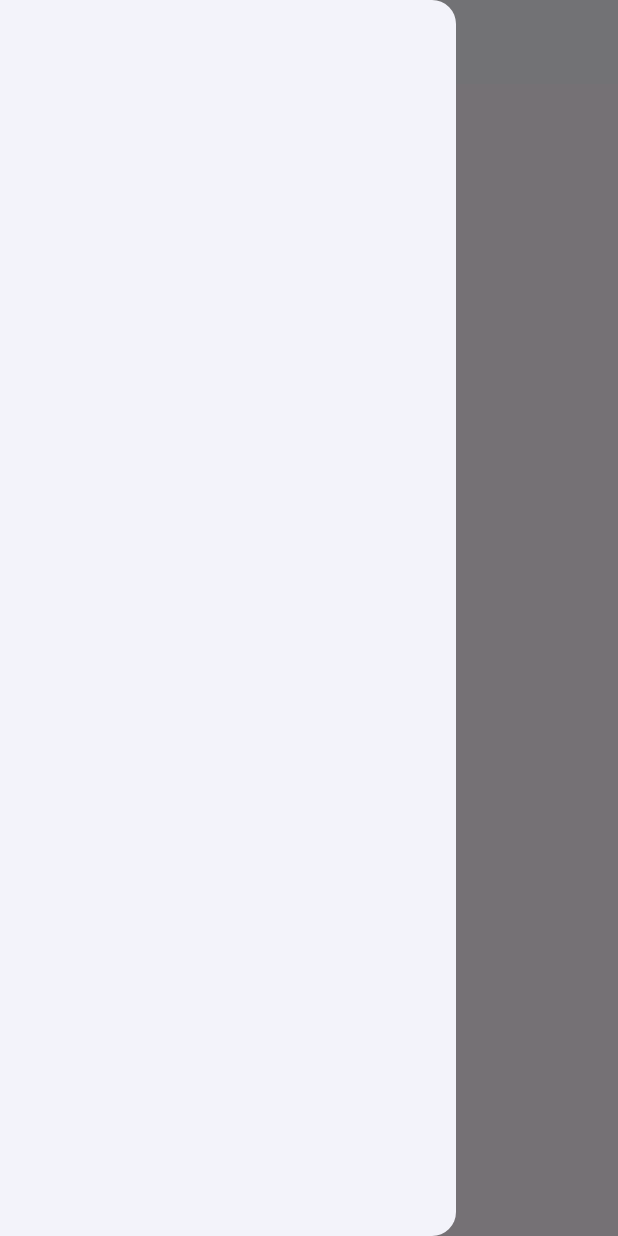
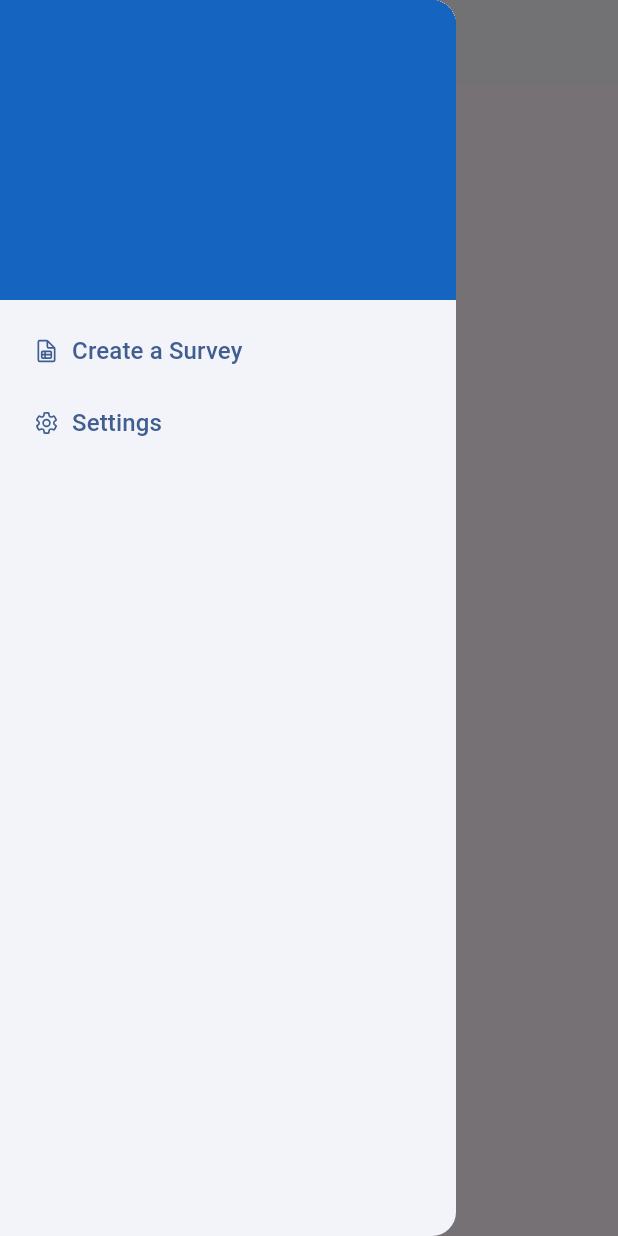
Before and after one commit to IsmailHosenIsmailJames/hr_platform, a Flutter app: the HomePage screen opened directly with empty values, with the side drawer open, on a phone screen of 412 x 824 dp. Run offline on Flutter 3.47's test engine with Material 3 defaults, Android fonts, the phone set to English and light mode, and no system bars; our stand-ins replace cloud_firestore, email_validator, file_picker, firebase_auth, firebase_core, firebase_storage and 6 more; missing offline and left inert: clipboard, fast_cached_network_image; accounts and stored records are empty.

Commit message:
some new pages added

```diff
--- a/lib/src/screens/add_new_files/add_new_file.dart
+++ b/lib/src/screens/add_new_files/add_new_file.dart
@@ -66,7 +66,6 @@ class _AddNewFileState extends State<AddNewFile> {
 
   @override
   Widget build(BuildContext context) {
-    print(widget.path);
     return Scaffold(
       appBar: AppBar(
         titleSpacing: 0,
--- a/lib/src/screens/add_new_folder/add_new_folder.dart
+++ b/lib/src/screens/add_new_folder/add_new_folder.dart
@@ -48,8 +48,6 @@ class _AddNewFolderState extends State<AddNewFolder> {
 
   @override
   Widget build(BuildContext context) {
-    print(widget.path);
-
     return Scaffold(
       appBar: AppBar(
         titleSpacing: 0,
--- /dev/null
+++ b/lib/src/screens/home/drawer/drawer.dart
@@ -0,0 +1,74 @@
+import 'package:fluentui_system_icons/fluentui_system_icons.dart';
+import 'package:flutter/material.dart';
+import 'package:hr_platform/src/screens/home/settings/settings.dart';
+import 'package:hr_platform/src/screens/survey/survey.dart';
+
+class MyDrawer extends StatelessWidget {
+  const MyDrawer({super.key});
+
+  @override
+  Widget build(BuildContext context) {
+    return Drawer(
+      child: Column(
+        children: [
+          Container(
+            height: 200,
+            width: double.infinity,
+            color: Colors.blue.shade800,
+          ),
+          Expanded(
+            child: ListView(
+              padding: const EdgeInsets.all(10),
+              children: [
+                TextButton.icon(
+                  onPressed: () {
+                    Navigator.push(
+                      context,
+                      MaterialPageRoute(
+                        builder: (context) {
+                          return const Survey();
+                        },
+                      ),
+                    );
+                  },
+                  label: const Row(
+                    mainAxisAlignment: MainAxisAlignment.start,
+                    children: [
+                      Text(
+                        "Create a Survey",
+                        style: TextStyle(fontSize: 16),
+                      ),
+                    ],
+                  ),
+                  icon: const Icon(FluentIcons.document_table_24_regular),
+                ),
+                TextButton.icon(
+                  onPressed: () {
+                    Navigator.push(
+                      context,
+                      MaterialPageRoute(
+                        builder: (context) {
+                          return const Settings();
+                        },
+                      ),
+                    );
+                  },
+                  label: const Row(
+                    mainAxisAlignment: MainAxisAlignment.start,
+                    children: [
+                      Text(
+                        "Settings",
+                        style: TextStyle(fontSize: 16),
+                      ),
+                    ],
+                  ),
+                  icon: const Icon(FluentIcons.settings_24_regular),
+                )
+              ],
+            ),
+          ),
+        ],
+      ),
+    );
+  }
+}
--- a/lib/src/screens/home/home_page.dart
+++ b/lib/src/screens/home/home_page.dart
@@ -16,6 +16,7 @@ import 'package:hr_platform/src/models/files_model.dart';
 import 'package:hr_platform/src/models/folders_model.dart';
 import 'package:hr_platform/src/screens/add_new_files/add_new_file.dart';
 import 'package:hr_platform/src/screens/add_new_folder/add_new_folder.dart';
+import 'package:hr_platform/src/screens/home/drawer/drawer.dart';
 import 'package:url_launcher/url_launcher.dart';
 
 import '../../core/data/get_data_form_hive.dart';
@@ -55,8 +56,6 @@ class _HomePageState extends State<HomePage> {
         if (canPop == true) {
           int lastSalah = widget.path.lastIndexOf('/');
           String toGo = widget.path.substring(0, lastSalah);
-          print(widget.path);
-          print(toGo);
           Navigator.pushNamedAndRemoveUntil(
             context,
             "/home$toGo",
@@ -181,7 +180,7 @@ class _HomePageState extends State<HomePage> {
         appBar: AppBar(
           title: Text(widget.path),
         ),
-        drawer: const Drawer(),
+        drawer: const MyDrawer(),
         body: SafeArea(
           child: toShowWidgets.isEmpty
               ? const Center(child: Text("No files or folders found"))
--- /dev/null
+++ b/lib/src/screens/home/settings/settings.dart
@@ -0,0 +1,15 @@
+import 'package:flutter/material.dart';
+
+class Settings extends StatefulWidget {
+  const Settings({super.key});
+
+  @override
+  State<Settings> createState() => _SettingsState();
+}
+
+class _SettingsState extends State<Settings> {
+  @override
+  Widget build(BuildContext context) {
+    return const Scaffold();
+  }
+}
--- /dev/null
+++ b/lib/src/screens/survey/survey.dart
@@ -0,0 +1,22 @@
+import 'package:flutter/material.dart';
+
+class Survey extends StatefulWidget {
+  const Survey({super.key});
+
+  @override
+  State<Survey> createState() => _SurveyState();
+}
+
+class _SurveyState extends State<Survey> {
+  @override
+  Widget build(BuildContext context) {
+    return Scaffold(
+      appBar: AppBar(
+        title: const Text("Create a Survey"),
+      ),
+      body: const Center(
+        child: Text("Under dev"),
+      ),
+    );
+  }
+}
```
